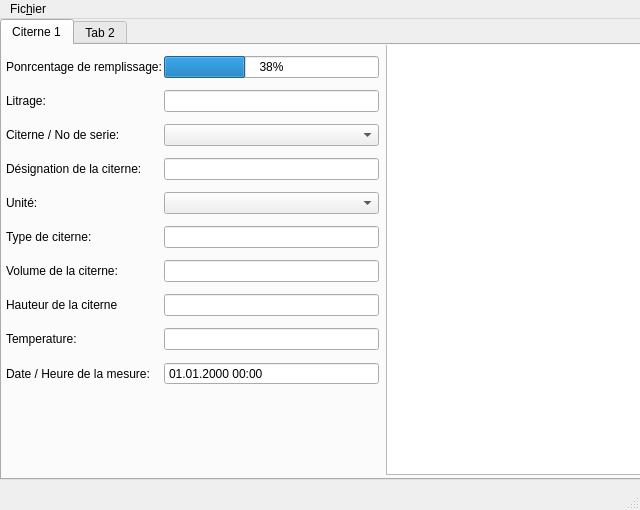
The window that gui/main.ui (alcatrazproduction/gok) describes before a commit, drawn with Qt 5.
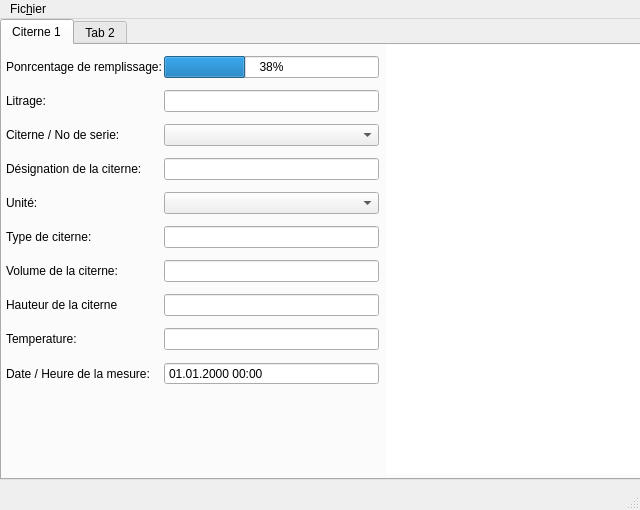
The same window after the commit.

The edit to the form file:
```diff
--- a/gui/main.ui
+++ b/gui/main.ui
@@ -233,6 +233,9 @@
          <property name="acceptDrops">
           <bool>false</bool>
          </property>
+         <property name="frameShape">
+          <enum>QFrame::NoFrame</enum>
+         </property>
          <property name="verticalScrollBarPolicy">
           <enum>Qt::ScrollBarAlwaysOff</enum>
          </property>
```
